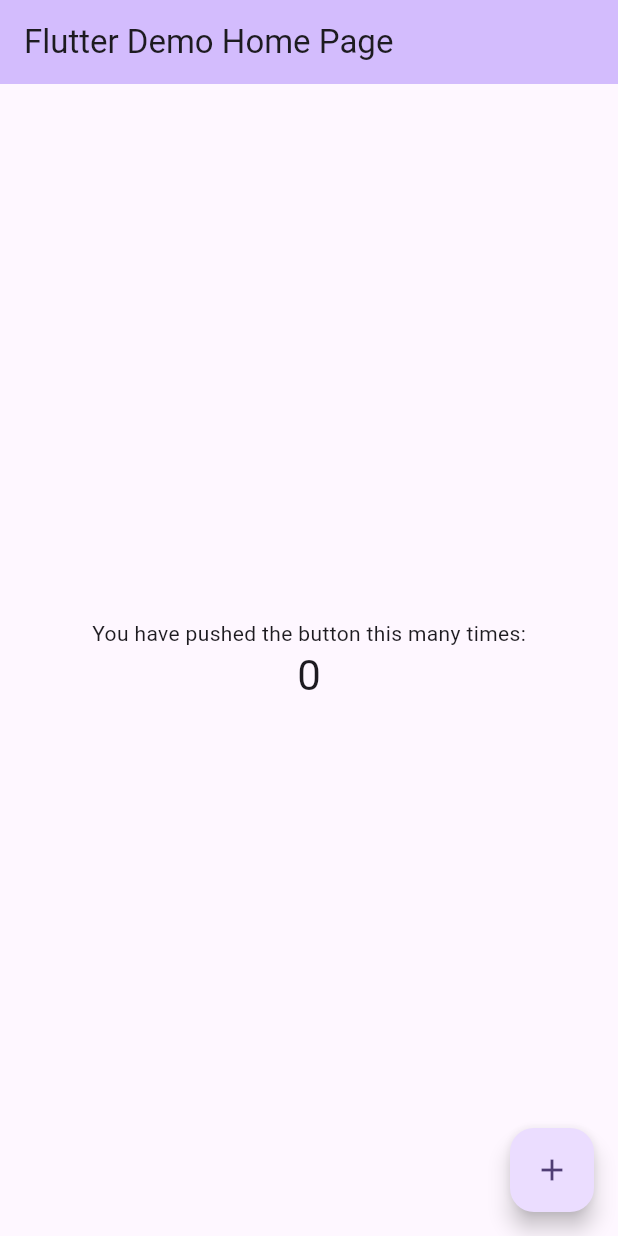
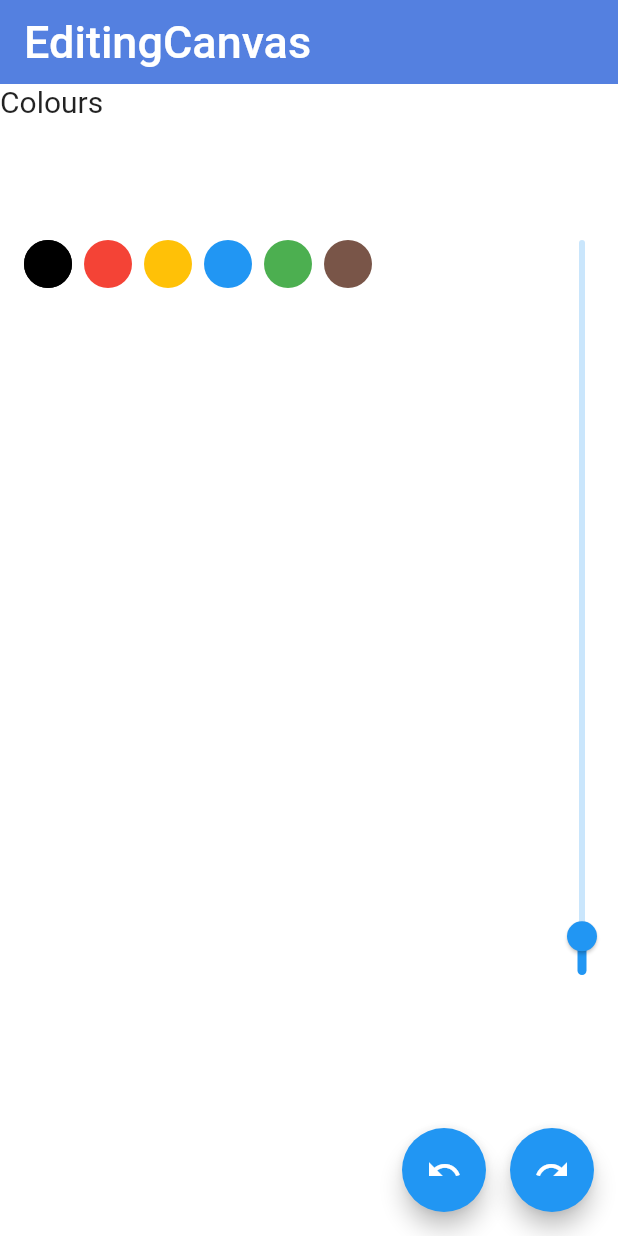
Before and after one commit to zigyprints/appDevelopmentApplications, a Flutter app: the screen it shows after launch, on a phone screen of 412 x 824 dp. Run offline on Flutter 3.47's test engine with Material 2 defaults, Android fonts, the light colour scheme and no system bars.

Commit message:
Added screens,widgets amd functionality

```diff
--- a/editingcanvas/lib/main.dart
+++ b/editingcanvas/lib/main.dart
@@ -1,4 +1,6 @@
 import 'package:flutter/material.dart';
+import 'package:provider/provider.dart';
+import 'package:editingcanvas/screens/drawing_page.dart';
 
 void main() {
   runApp(const MyApp());
@@ -7,119 +9,20 @@ void main() {
 class MyApp extends StatelessWidget {
   const MyApp({super.key});
 
-  // This widget is the root of your application.
   @override
   Widget build(BuildContext context) {
     return MaterialApp(
-      title: 'Flutter Demo',
+      debugShowCheckedModeBanner: false,
+      title: 'Colours',
       theme: ThemeData(
-        // This is the theme of your application.
-        //
-        // TRY THIS: Try running your application with "flutter run". You'll see
-        // the application has a blue toolbar. Then, without quitting the app,
-        // try changing the seedColor in the colorScheme below to Colors.green
-        // and then invoke "hot reload" (save your changes or press the "hot
-        // reload" button in a Flutter-supported IDE, or press "r" if you used
-        // the command line to start the app).
-        //
-        // Notice that the counter didn't reset back to zero; the application
-        // state is not lost during the reload. To reset the state, use hot
-        // restart instead.
-        //
-        // This works for code too, not just values: Most code changes can be
-        // tested with just a hot reload.
-        colorScheme: ColorScheme.fromSeed(seedColor: Colors.deepPurple),
-        useMaterial3: true,
+        scaffoldBackgroundColor: Colors.white,
+        appBarTheme: const AppBarTheme(
+          backgroundColor: Color.fromARGB(255, 84, 128, 224),
+          elevation: 0,
+          iconTheme: IconThemeData(color: Colors.black),
+        ),
       ),
-      home: const MyHomePage(title: 'Flutter Demo Home Page'),
+      home: DrawingPage(),
     );
   }
 }
-
-class MyHomePage extends StatefulWidget {
-  const MyHomePage({super.key, required this.title});
-
-  // This widget is the home page of your application. It is stateful, meaning
-  // that it has a State object (defined below) that contains fields that affect
-  // how it looks.
-
-  // This class is the configuration for the state. It holds the values (in this
-  // case the title) provided by the parent (in this case the App widget) and
-  // used by the build method of the State. Fields in a Widget subclass are
-  // always marked "final".
-
-  final String title;
-
-  @override
-  State<MyHomePage> createState() => _MyHomePageState();
-}
-
-class _MyHomePageState extends State<MyHomePage> {
-  int _counter = 0;
-
-  void _incrementCounter() {
-    setState(() {
-      // This call to setState tells the Flutter framework that something has
-      // changed in this State, which causes it to rerun the build method below
-      // so that the display can reflect the updated values. If we changed
-      // _counter without calling setState(), then the build method would not be
-      // called again, and so nothing would appear to happen.
-      _counter++;
-    });
-  }
-
-  @override
-  Widget build(BuildContext context) {
-    // This method is rerun every time setState is called, for instance as done
-    // by the _incrementCounter method above.
-    //
-    // The Flutter framework has been optimized to make rerunning build methods
-    // fast, so that you can just rebuild anything that needs updating rather
-    // than having to individually change instances of widgets.
-    return Scaffold(
-      appBar: AppBar(
-        // TRY THIS: Try changing the color here to a specific color (to
-        // Colors.amber, perhaps?) and trigger a hot reload to see the AppBar
-        // change color while the other colors stay the same.
-        backgroundColor: Theme.of(context).colorScheme.inversePrimary,
-        // Here we take the value from the MyHomePage object that was created by
-        // the App.build method, and use it to set our appbar title.
-        title: Text(widget.title),
-      ),
-      body: Center(
-        // Center is a layout widget. It takes a single child and positions it
-        // in the middle of the parent.
-        child: Column(
-          // Column is also a layout widget. It takes a list of children and
-          // arranges them vertically. By default, it sizes itself to fit its
-          // children horizontally, and tries to be as tall as its parent.
-          //
-          // Column has various properties to control how it sizes itself and
-          // how it positions its children. Here we use mainAxisAlignment to
-          // center the children vertically; the main axis here is the vertical
-          // axis because Columns are vertical (the cross axis would be
-          // horizontal).
-          //
-          // TRY THIS: Invoke "debug painting" (choose the "Toggle Debug Paint"
-          // action in the IDE, or press "p" in the console), to see the
-          // wireframe for each widget.
-          mainAxisAlignment: MainAxisAlignment.center,
-          children: <Widget>[
-            const Text(
-              'You have pushed the button this many times:',
-            ),
-            Text(
-              '$_counter',
-              style: Theme.of(context).textTheme.headlineMedium,
-            ),
-          ],
-        ),
-      ),
-      floatingActionButton: FloatingActionButton(
-        onPressed: _incrementCounter,
-        tooltip: 'Increment',
-        child: const Icon(Icons.add),
-      ), // This trailing comma makes auto-formatting nicer for build methods.
-    );
-  }
-}
--- /dev/null
+++ b/editingcanvas/lib/model/drawing_point.dart
@@ -0,0 +1,24 @@
+import 'package:flutter/material.dart';
+
+class DrawingPoint {
+  int id;
+  List<Offset> offsets;
+  Color color;
+  double width;
+
+  DrawingPoint({
+    this.id = -1,
+    this.offsets = const [],
+    this.color = Colors.black,
+    this.width = 2,
+  });
+
+  DrawingPoint copyWith({List<Offset>? offsets}) {
+    return DrawingPoint(
+      id: id,
+      color: color,
+      width: width,
+      offsets: offsets ?? this.offsets,
+    );
+  }
+}
--- /dev/null
+++ b/editingcanvas/lib/screens/drawing_page.dart
@@ -0,0 +1,214 @@
+import 'package:flutter/material.dart';
+import 'package:editingcanvas/model/drawing_point.dart';
+import 'package:editingcanvas/router.dart';
+
+class DrawingPage extends StatefulWidget {
+  const DrawingPage({super.key});
+  static const String routeName = '/drawing';
+
+  @override
+  State<DrawingPage> createState() => _DrawingPageState();
+}
+
+var drawingPoints = <DrawingPoint>[];
+DrawingPoint? currentDrawingPoint;
+
+class _DrawingPageState extends State<DrawingPage> {
+  var availableColour = [
+    Colors.black,
+    Colors.red,
+    Colors.amber,
+    Colors.blue,
+    Colors.green,
+    Colors.brown,
+  ];
+
+  var historyDrawingPoints = <DrawingPoint>[];
+  var drawingPoints = <DrawingPoint>[];
+  DrawingPoint? currentDrawingPoint;
+
+  var selectedColor = Colors.black;
+  var selectedWidth = 2.0;
+  @override
+  Widget build(BuildContext context) {
+    return Scaffold(
+      appBar: AppBar(
+        title: const Text(
+          "EditingCanvas",
+          style: TextStyle(fontSize: 30),
+        ),
+      ),
+      body: Stack(
+        children: [
+          const SafeArea(
+            child: Text(
+              "Colours",
+              style: TextStyle(fontSize: 20),
+            ),
+          ),
+          GestureDetector(
+            onPanStart: (details) {
+              setState(() {
+                currentDrawingPoint = DrawingPoint(
+                  id: DateTime.now().microsecondsSinceEpoch,
+                  offsets: [
+                    details.localPosition,
+                  ],
+                  color: selectedColor,
+                  width: selectedWidth,
+                );
+
+                if (currentDrawingPoint == null) return;
+                drawingPoints.add(currentDrawingPoint!);
+                historyDrawingPoints = List.of(drawingPoints);
+              });
+            },
+            onPanUpdate: (details) {
+              setState(() {
+                if (currentDrawingPoint == null) return;
+
+                currentDrawingPoint = currentDrawingPoint?.copyWith(
+                  offsets: currentDrawingPoint!.offsets
+                    ..add(details.localPosition),
+                );
+                drawingPoints.last = currentDrawingPoint!;
+                historyDrawingPoints = List.of(drawingPoints);
+              });
+            },
+            onPanEnd: (_) {
+              currentDrawingPoint = null;
+            },
+            child: CustomPaint(
+              painter: DrawingPainter(
+                drawingPoints: drawingPoints,
+              ),
+              child: SizedBox(
+                width: MediaQuery.of(context).size.width,
+                height: MediaQuery.of(context).size.height,
+              ),
+            ),
+          ),
+          Positioned(
+            top: 80,
+            left: 16,
+            right: 16,
+            child: SizedBox(
+              height: 80,
+              child: ListView.builder(
+                scrollDirection: Axis.horizontal,
+                itemCount: availableColour.length,
+                itemBuilder: (context, index) {
+                  return GestureDetector(
+                    onTap: () {
+                      setState(() {
+                        selectedColor = availableColour[index];
+                      });
+                    },
+                    child: Container(
+                      margin: const EdgeInsets.only(right: 8),
+                      height: 32,
+                      width: 32,
+                      decoration: BoxDecoration(
+                        color: availableColour[index],
+                        shape: BoxShape.circle,
+                      ),
+                      foregroundDecoration: BoxDecoration(
+                        border: selectedColor == availableColour[index]
+                            ? Border.all(color: Colors.black, width: 4)
+                            : null,
+                        shape: BoxShape.circle,
+                      ),
+                    ),
+                  );
+                },
+              ),
+            ),
+          ),
+          Positioned(
+            top: MediaQuery.of(context).padding.top + 80,
+            right: 0,
+            bottom: 150,
+            child: RotatedBox(
+              quarterTurns: 3, // 270 degree
+              child: Slider(
+                value: selectedWidth,
+                min: 1,
+                max: 20,
+                onChanged: (value) {
+                  setState(
+                    () {
+                      selectedWidth = value;
+                    },
+                  );
+                },
+              ),
+            ),
+          ),
+        ],
+      ),
+      floatingActionButton: Row(
+        mainAxisAlignment: MainAxisAlignment.end,
+        children: [
+          FloatingActionButton(
+            heroTag: "Undo",
+            onPressed: () {
+              if (drawingPoints.isNotEmpty && historyDrawingPoints.isNotEmpty) {
+                setState(() {
+                  drawingPoints.removeLast();
+                });
+              }
+            },
+            child: const Icon(Icons.undo),
+          ),
+          const SizedBox(width: 16),
+          FloatingActionButton(
+            heroTag: "Redo",
+            onPressed: () {
+              setState(() {
+                if (drawingPoints.length < historyDrawingPoints.length) {
+                  final index = drawingPoints.length;
+                  drawingPoints.add(historyDrawingPoints[index]);
+                }
+              });
+            },
+            child: const Icon(Icons.redo),
+          ),
+        ],
+      ),
+    );
+  }
+}
+
+class DrawingPainter extends CustomPainter {
+  final List<DrawingPoint> drawingPoints;
+
+  DrawingPainter({required this.drawingPoints});
+
+  @override
+  void paint(Canvas canvas, Size size) {
+    for (var drawingPoint in drawingPoints) {
+      final paint = Paint()
+        ..color = drawingPoint.color
+        ..isAntiAlias = true
+        ..strokeWidth = drawingPoint.width
+        ..strokeCap = StrokeCap.round;
+
+      for (var i = 0; i < drawingPoint.offsets.length; i++) {
+        var notLastOffset = i != drawingPoint.offsets.length - 1;
+
+        if (notLastOffset) {
+          final current = drawingPoint.offsets[i];
+          final next = drawingPoint.offsets[i + 1];
+          canvas.drawLine(current, next, paint);
+        } else {
+          /// we do nothing
+        }
+      }
+    }
+  }
+
+  @override
+  bool shouldRepaint(covariant CustomPainter oldDelegate) {
+    return true;
+  }
+}
--- /dev/null
+++ b/editingcanvas/lib/widgets/color_pallete.dart
@@ -0,0 +1 @@
+import 'package:flutter/material.dart';
--- /dev/null
+++ b/editingcanvas/lib/widgets/side_bar.dart
@@ -0,0 +1 @@
+import 'package:flutter/material.dart';
```
Also changed, not shown: editingcanvas/lib/router.dart (added, +17 -0 lines), editingcanvas/pubspec.yaml (+7 -5 lines), editingcanvas/pubspec.lock, 5 other files.
